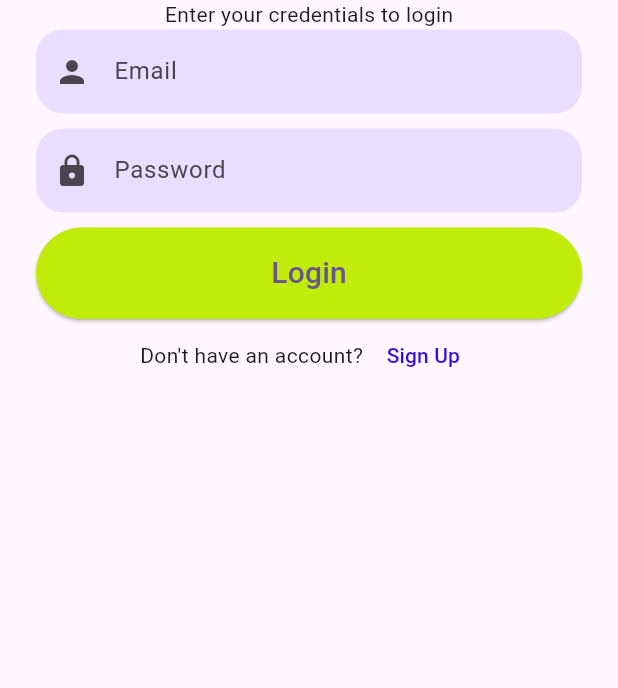
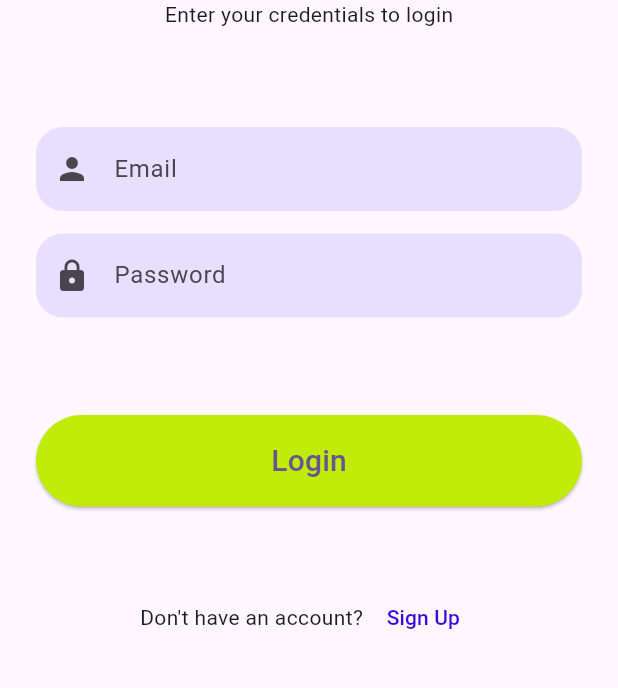
Before and after one commit to LycnAlpha/LostSeeker, a Flutter app: the screen it shows after launch, on a phone screen of 412 x 824 dp, the part 422-1110 px from its top. Run offline on Flutter 3.47's test engine with Material 3 defaults, Android fonts, the phone set to English and light mode, and no system bars; our stand-ins replace cloud_firestore, firebase_auth, firebase_core, firebase_storage, image_picker, shared_preferences; missing offline and left inert: firebase_app_check; accounts and stored records are empty.

```diff
--- a/lib/main.dart
+++ b/lib/main.dart
@@ -1,3 +1,4 @@
+import 'package:firebase_app_check/firebase_app_check.dart';
 import 'package:firebase_core/firebase_core.dart';
 import 'package:flutter/material.dart';
 import 'package:flutter_mobile/firebase_options.dart';
@@ -8,6 +9,8 @@ void main() async {
   await Firebase.initializeApp(
     options: DefaultFirebaseOptions.currentPlatform,
   );
+  await FirebaseAppCheck.instance
+      .activate(androidProvider: AndroidProvider.debug);
   runApp(const MyApp());
 }
 
--- a/lib/screens/login.dart
+++ b/lib/screens/login.dart
@@ -3,6 +3,7 @@ import 'package:flutter/material.dart';
 import 'package:flutter_mobile/screens/home.dart';
 import 'package:flutter_mobile/screens/signup.dart';
 import 'package:flutter_mobile/shared_preference_helper.dart';
+import 'package:shared_preferences/shared_preferences.dart';
 
 class LoginPage extends StatefulWidget {
   const LoginPage({super.key});
@@ -21,7 +22,9 @@ class _LoginPageState extends State<LoginPage> {
         child: Container(
           margin: const EdgeInsets.all(24),
           child: Column(
-            mainAxisAlignment: MainAxisAlignment.spaceEvenly,
+            mainAxisAlignment: MainAxisAlignment.center,
+            crossAxisAlignment: CrossAxisAlignment.stretch,
+            mainAxisSize: MainAxisSize.max,
             children: [
               _header(context),
               _inputField(context),
@@ -34,7 +37,9 @@ class _LoginPageState extends State<LoginPage> {
   }
 
   Widget _header(BuildContext context) {
-    return Column(
+    return Padding(
+      padding: const EdgeInsets.only(bottom: 15.0),
+      child: Column(
         children: [
           SizedBox(
             height: 200, // Adjust the height as needed
@@ -49,15 +54,22 @@ class _LoginPageState extends State<LoginPage> {
             style: TextStyle(fontSize: 40, fontWeight: FontWeight.bold),
           ),
           const Text("Enter your credentials to login"),
+          const SizedBox(
+            height: 50.0,
+          )
         ],
+      ),
     );
   }
 
   Widget _inputField(BuildContext context) {
     return Column(
+      mainAxisAlignment: MainAxisAlignment.center,
       crossAxisAlignment: CrossAxisAlignment.stretch,
       children: [
-        TextField(
+        Padding(
+          padding: const EdgeInsets.only(bottom: 15.0),
+          child: TextField(
             controller: _email,
             decoration: InputDecoration(
               labelText: "Email",
@@ -71,8 +83,10 @@ class _LoginPageState extends State<LoginPage> {
               prefixIcon: const Icon(Icons.person),
             ),
           ),
-        const SizedBox(height: 10),
-        TextField(
+        ),
+        Padding(
+          padding: const EdgeInsets.only(bottom: 15.0),
+          child: TextField(
             controller: _password,
             decoration: InputDecoration(
               labelText: "Password",
@@ -87,7 +101,8 @@ class _LoginPageState extends State<LoginPage> {
             ),
             obscureText: true,
           ),
-        const SizedBox(height: 10),
+        ),
+        const SizedBox(height: 50),
         ElevatedButton(
           onPressed: () {
             login();
@@ -101,6 +116,9 @@ class _LoginPageState extends State<LoginPage> {
             "Login",
             style: TextStyle(fontSize: 20),
           ),
+        ),
+        const SizedBox(
+          height: 50.0,
         )
       ],
     );
@@ -129,6 +147,8 @@ class _LoginPageState extends State<LoginPage> {
 
   void login() async {
     try {
+      SharedPreferences sh = await SharedPreferences.getInstance();
+      sh.remove('USER_ID');
       FirebaseAuth auth = FirebaseAuth.instance;
       await auth.signInWithEmailAndPassword(
           email: _email.text, password: _password.text);
--- a/lib/screens/update_profile.dart
+++ b/lib/screens/update_profile.dart
@@ -162,7 +162,7 @@ class _UpdateState extends State<Update> {
       final db = FirebaseFirestore.instance;
 
       db.collection('users').doc(uid).update({
-        'userName': _username.text,
+        'username': _username.text,
         'contactNumber': _contactNumber.text,
         'email': _email.text
       });
--- a/pubspec.yaml
+++ b/pubspec.yaml
@@ -36,12 +36,13 @@ dependencies:
   # Use with the CupertinoIcons class for iOS style icons.
   cupertino_icons: ^1.0.2
   image_picker: ^1.0.7
-  firebase_core: ^2.27.1
+  firebase_core: ^2.27.2
   cloud_firestore: ^4.15.10
   firebase_auth: ^4.18.0
   shared_preferences: ^2.2.2
   firebase_storage: ^11.6.11
   intl: ^0.19.0
+  firebase_app_check: ^0.2.1+19
 
 dev_dependencies:
   flutter_test:
```
Also changed, not shown: lib/screens/add.dart (+47 -9 lines), lib/screens/signup.dart (+12 -10 lines), pubspec.lock, 2 other files. Lines whose indentation alone changed are shown as unchanged.
